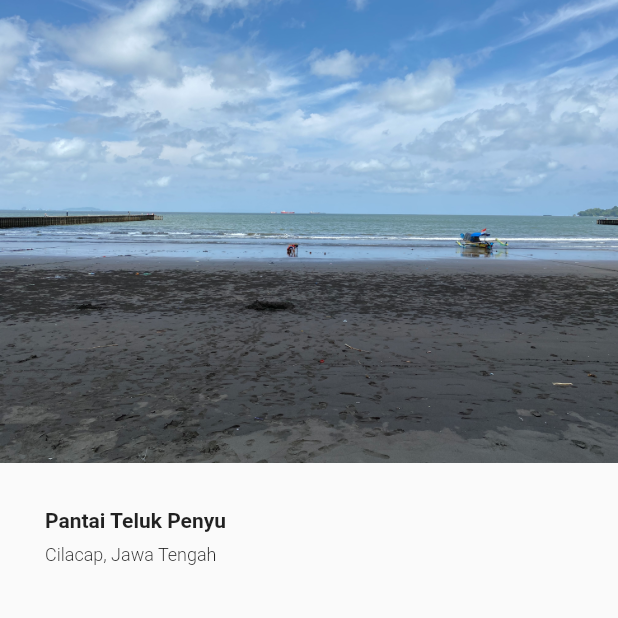
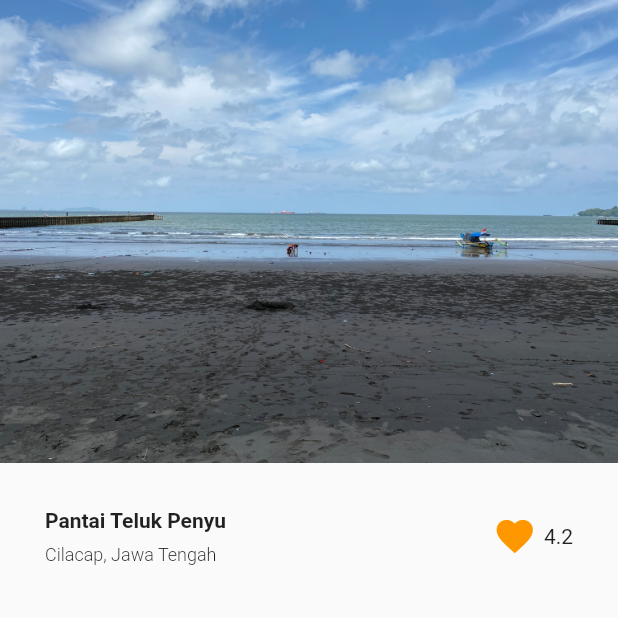
Before and after one commit to arifin1301/learn-flutter--2, a Flutter app: the screen it shows after launch, on a phone screen of 412 x 824 dp, the top half of it. Run offline on Flutter 3.47's test engine with Material 2 defaults, Android fonts, the phone set to English and light mode, and no system bars.

Commit message:
add favorite logo

```diff
--- a/lib/home_page.dart
+++ b/lib/home_page.dart
@@ -17,6 +17,7 @@ class HomePage extends StatelessWidget {
                 horizontal: 30,
               ),
               child: Row(
+                mainAxisAlignment: MainAxisAlignment.spaceBetween,
                 children: [
                   Column(
                     crossAxisAlignment: CrossAxisAlignment.start,
@@ -37,6 +38,19 @@ class HomePage extends StatelessWidget {
                       )
                     ],
                   ),
+                  Row(
+                    children: [
+                      Icon(
+                        Icons.favorite,
+                        color: Colors.orange,
+                        size: 29,
+                      ),
+                      SizedBox(
+                        width: 5,
+                      ),
+                      Text("4.2"),
+                    ],
+                  )
                 ],
               ),
             )
```
